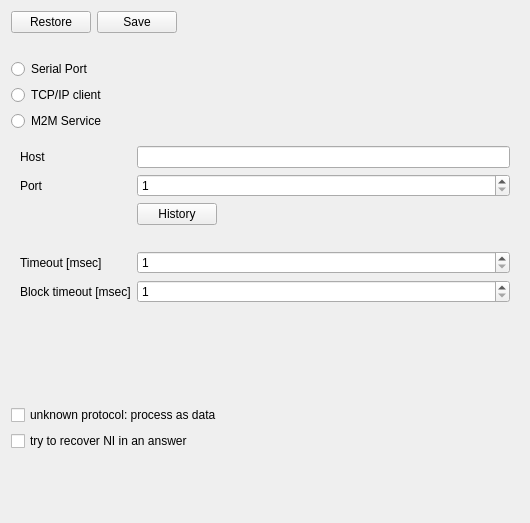
KTS-Intek/quick-collect, file zbyrator-src/zbyrifacesett.ui: the form before one commit.
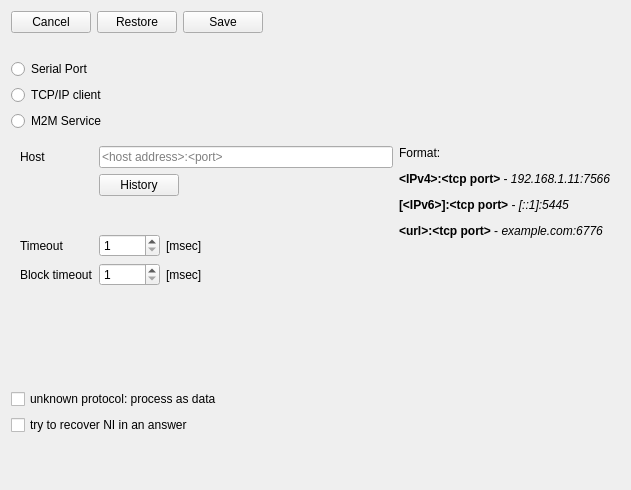
The form after the commit. The open tabs and pages were chosen to show the change. Icons and pictures are not drawn.

Diff of the .ui file:
```diff
--- a/zbyrator-src/zbyrifacesett.ui
+++ b/zbyrator-src/zbyrifacesett.ui
@@ -6,8 +6,8 @@
    <rect>
     <x>0</x>
     <y>0</y>
-    <width>530</width>
-    <height>523</height>
+    <width>631</width>
+    <height>490</height>
    </rect>
   </property>
   <property name="windowTitle">
@@ -16,6 +16,17 @@
   <layout class="QVBoxLayout" name="verticalLayout_2">
    <item>
     <layout class="QHBoxLayout" name="horizontalLayout_3">
+     <item>
+      <widget class="QPushButton" name="pbCancel">
+       <property name="text">
+        <string>Cancel</string>
+       </property>
+       <property name="icon">
+        <iconset resource="../res.qrc">
+         <normaloff>:/katynko/svg/dialog-cancel.svg</normaloff>:/katynko/svg/dialog-cancel.svg</iconset>
+       </property>
+      </widget>
+     </item>
      <item>
       <widget class="QPushButton" name="pbRestore">
        <property name="text">
@@ -234,7 +245,7 @@
      </widget>
      <widget class="QWidget" name="page_2">
       <layout class="QGridLayout" name="gridLayout_2">
-       <item row="5" column="1">
+       <item row="6" column="1">
         <widget class="QSpinBox" name="sbTcpBlockTimeout">
          <property name="minimum">
           <number>1</number>
@@ -244,31 +255,27 @@
          </property>
         </widget>
        </item>
-       <item row="0" column="1">
-        <widget class="QLineEdit" name="leHost">
-         <property name="maxLength">
-          <number>255</number>
+       <item row="7" column="1">
+        <spacer name="verticalSpacer_3">
+         <property name="orientation">
+          <enum>Qt::Vertical</enum>
          </property>
-        </widget>
+         <property name="sizeHint" stdset="0">
+          <size>
+           <width>20</width>
+           <height>62</height>
+          </size>
+         </property>
+        </spacer>
        </item>
-       <item row="4" column="0">
-        <widget class="QLabel" name="label_9">
+       <item row="6" column="2">
+        <widget class="QLabel" name="label_16">
          <property name="text">
-          <string>Timeout [msec]</string>
+          <string>[msec]</string>
          </property>
         </widget>
        </item>
-       <item row="1" column="1">
-        <widget class="QSpinBox" name="sbTcpPort">
-         <property name="minimum">
-          <number>1</number>
-         </property>
-         <property name="maximum">
-          <number>65534</number>
-         </property>
-        </widget>
-       </item>
-       <item row="2" column="1">
+       <item row="1" column="1" colspan="3">
         <layout class="QHBoxLayout" name="horizontalLayout">
          <item>
           <widget class="QPushButton" name="pbTcpHistory">
@@ -296,26 +303,6 @@
          </item>
         </layout>
        </item>
-       <item row="5" column="0">
-        <widget class="QLabel" name="label_10">
-         <property name="text">
-          <string>Block timeout [msec]</string>
-         </property>
-        </widget>
-       </item>
-       <item row="6" column="1">
-        <spacer name="verticalSpacer_3">
-         <property name="orientation">
-          <enum>Qt::Vertical</enum>
-         </property>
-         <property name="sizeHint" stdset="0">
-          <size>
-           <width>20</width>
-           <height>62</height>
-          </size>
-         </property>
-        </spacer>
-       </item>
        <item row="0" column="0">
         <widget class="QLabel" name="label_6">
          <property name="text">
@@ -323,7 +310,57 @@
          </property>
         </widget>
        </item>
-       <item row="4" column="1">
+       <item row="4" column="0" colspan="4">
+        <spacer name="horizontalSpacer_4">
+         <property name="orientation">
+          <enum>Qt::Horizontal</enum>
+         </property>
+         <property name="sizeHint" stdset="0">
+          <size>
+           <width>40</width>
+           <height>20</height>
+          </size>
+         </property>
+        </spacer>
+       </item>
+       <item row="5" column="2">
+        <widget class="QLabel" name="label_15">
+         <property name="text">
+          <string>[msec]</string>
+         </property>
+        </widget>
+       </item>
+       <item row="5" column="3" rowspan="2">
+        <spacer name="horizontalSpacer_10">
+         <property name="orientation">
+          <enum>Qt::Horizontal</enum>
+         </property>
+         <property name="sizeHint" stdset="0">
+          <size>
+           <width>40</width>
+           <height>20</height>
+          </size>
+         </property>
+        </spacer>
+       </item>
+       <item row="6" column="0">
+        <widget class="QLabel" name="label_10">
+         <property name="text">
+          <string>Block timeout</string>
+         </property>
+        </widget>
+       </item>
+       <item row="0" column="1" colspan="3">
+        <widget class="QLineEdit" name="leHost">
+         <property name="maxLength">
+          <number>300</number>
+         </property>
+         <property name="placeholderText">
+          <string>&lt;host address&gt;:&lt;port&gt;</string>
+         </property>
+        </widget>
+       </item>
+       <item row="5" column="1">
         <widget class="QSpinBox" name="sbTcpTimeout">
          <property name="minimum">
           <number>1</number>
@@ -333,26 +370,29 @@
          </property>
         </widget>
        </item>
-       <item row="1" column="0">
+       <item row="5" column="0">
+        <widget class="QLabel" name="label_9">
+         <property name="text">
+          <string>Timeout</string>
+         </property>
+        </widget>
+       </item>
+       <item row="0" column="4" rowspan="8">
         <widget class="QLabel" name="label_7">
          <property name="text">
-          <string>Port</string>
+          <string>&lt;html&gt;&lt;head/&gt;&lt;body&gt;&lt;p&gt;Format:&lt;/p&gt;&lt;p&gt;&lt;span style=&quot; font-weight:600;&quot;&gt;&amp;lt;IPv4&amp;gt;:&amp;lt;tcp port&amp;gt;&lt;/span&gt; - &lt;span style=&quot; font-style:italic;&quot;&gt;192.168.1.11:7566&lt;/span&gt;&lt;/p&gt;&lt;p&gt;&lt;span style=&quot; font-weight:600;&quot;&gt;[&amp;lt;IPv6&amp;gt;]:&amp;lt;tcp port&amp;gt;&lt;/span&gt; - &lt;span style=&quot; font-style:italic;&quot;&gt;[::1]:5445&lt;/span&gt;&lt;/p&gt;&lt;p&gt;&lt;span style=&quot; font-weight:600;&quot;&gt;&amp;lt;url&amp;gt;:&amp;lt;tcp port&amp;gt;&lt;/span&gt; - &lt;span style=&quot; font-style:italic;&quot;&gt;example.com:6776&lt;/span&gt;&lt;/p&gt;&lt;/body&gt;&lt;/html&gt;</string>
+         </property>
+         <property name="alignment">
+          <set>Qt::AlignLeading|Qt::AlignLeft|Qt::AlignTop</set>
+         </property>
+         <property name="wordWrap">
+          <bool>true</bool>
+         </property>
+         <property name="textInteractionFlags">
+          <set>Qt::LinksAccessibleByMouse|Qt::TextSelectableByKeyboard|Qt::TextSelectableByMouse</set>
          </property>
         </widget>
        </item>
-       <item row="3" column="0" colspan="2">
-        <spacer name="horizontalSpacer_4">
-         <property name="orientation">
-          <enum>Qt::Horizontal</enum>
-         </property>
-         <property name="sizeHint" stdset="0">
-          <size>
-           <width>40</width>
-           <height>20</height>
-          </size>
-         </property>
-        </spacer>
-       </item>
       </layout>
      </widget>
      <widget class="QWidget" name="page_3">
```
Left out of the diff: 284 changed lines with no effect on the pictures.
